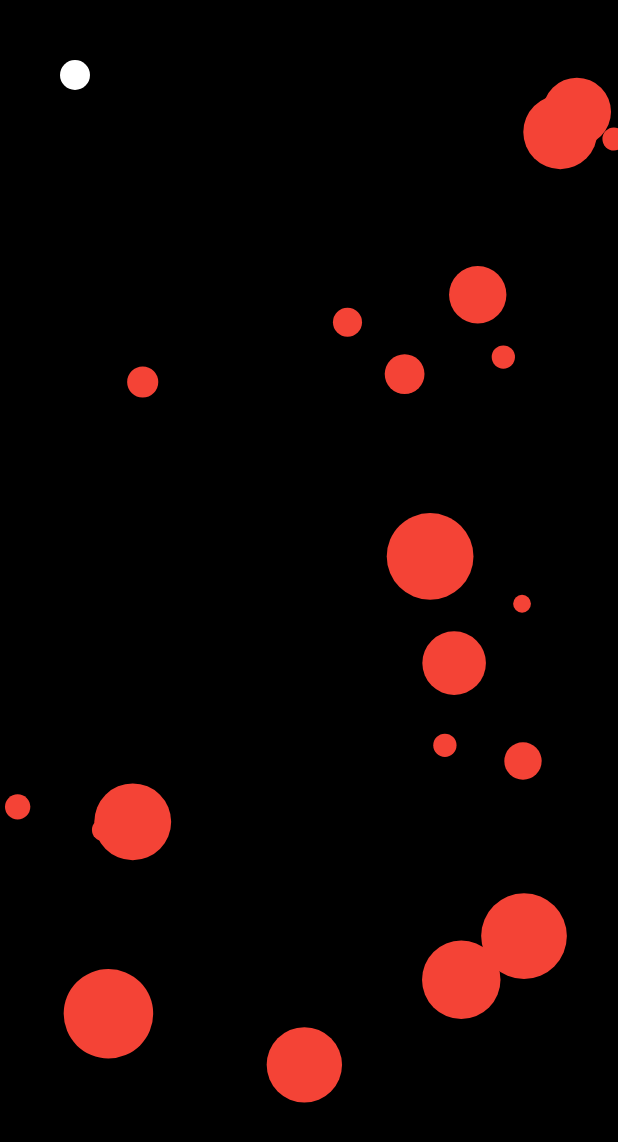
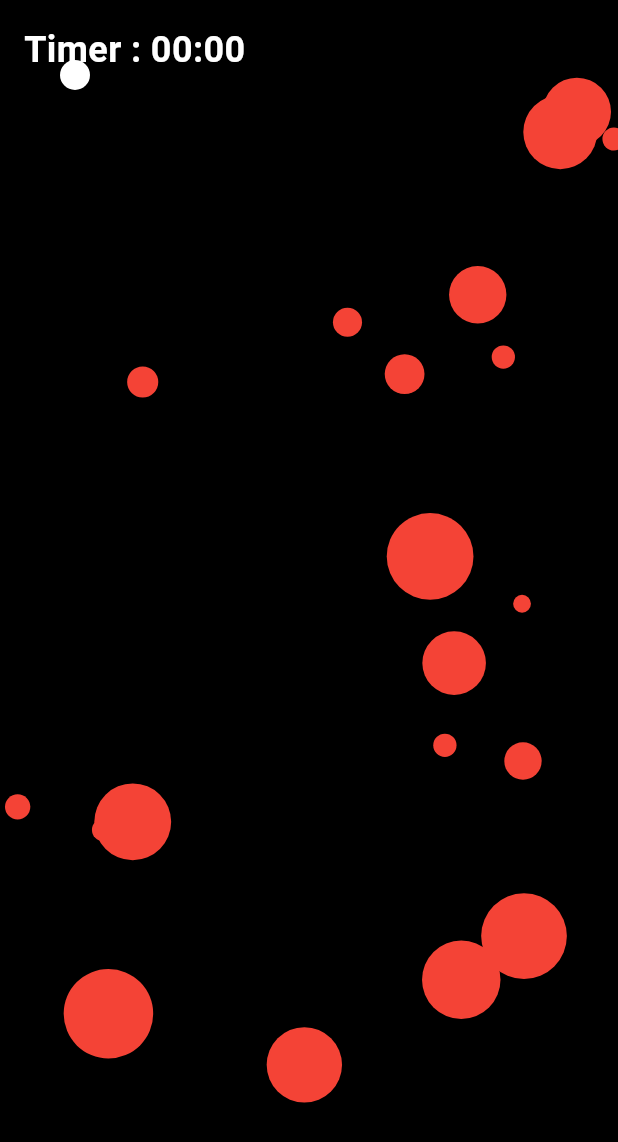
Before and after one commit to Drabu/asteroids, a Flutter app: the screen it shows after launch, after a tap on "Try Again", on a phone screen of 412 x 824 dp. Shown: the top 1142 px of the screen. Run offline on Flutter 3.47's test engine with Material 3 defaults, Android fonts, the light colour scheme and no system bars.

Commit message:
feat(timer): Added timer

```diff
--- a/lib/main.dart
+++ b/lib/main.dart
@@ -46,6 +46,7 @@
   bool _particlesGenerated = false;
   Timer? _timer;
   bool _gameOver = false;
+  final Stopwatch _stopwatch = Stopwatch();
 
   @override
   void didChangeDependencies() {
@@ -58,6 +59,9 @@
       _timer = Timer.periodic(Duration(milliseconds: 16), (timer) {
         _updateParticles();
       });
+
+      // Start the stopwatch
+      _stopwatch.start();
     }
   }
 
@@ -87,6 +91,13 @@
     super.dispose();
   }
 
+  String _formatElapsedTime() {
+    final elapsed = _stopwatch.elapsed;
+    final minutes = elapsed.inMinutes;
+    final seconds = elapsed.inSeconds % 60;
+    return '${minutes.toString().padLeft(2, '0')}:${seconds.toString().padLeft(2, '0')}';
+  }
+
   void _updateParticles() {
     final screenSize = MediaQuery.of(context).size;
     setState(() {
@@ -110,6 +121,7 @@
             particle.size + 10.0) {
           _gameOver = true;
           _timer?.cancel();
+          _stopwatch.stop();
         }
       }
     });
@@ -121,6 +133,7 @@
       _particles.clear();
       _particlesGenerated = false;
       _gameOver = false;
+      _stopwatch.reset();
       didChangeDependencies();
     });
   }
@@ -143,6 +156,18 @@
               child: CustomPaint(
                 painter: BallPainter(_mousePosition, _particles, _gameOver),
                 child: Container(),
+              ),
+            ),
+          ),
+          Positioned(
+            top: 16,
+            left: 16,
+            child: Text(
+              "Timer : ${_formatElapsedTime()}",
+              style: const TextStyle(
+                color: Colors.white,
+                fontSize: 24,
+                fontWeight: FontWeight.bold,
               ),
             ),
           ),
@@ -177,6 +202,14 @@
                       ),
                       onPressed: _resetGame,
                       child: const Text('Try Again'),
+                    ),
+                    const SizedBox(height: 20),
+                    Text(
+                      'Time: ${_formatElapsedTime()}',
+                      style: const TextStyle(
+                        color: Colors.white,
+                        fontSize: 24,
+                      ),
                     ),
                   ],
                 ),
```
